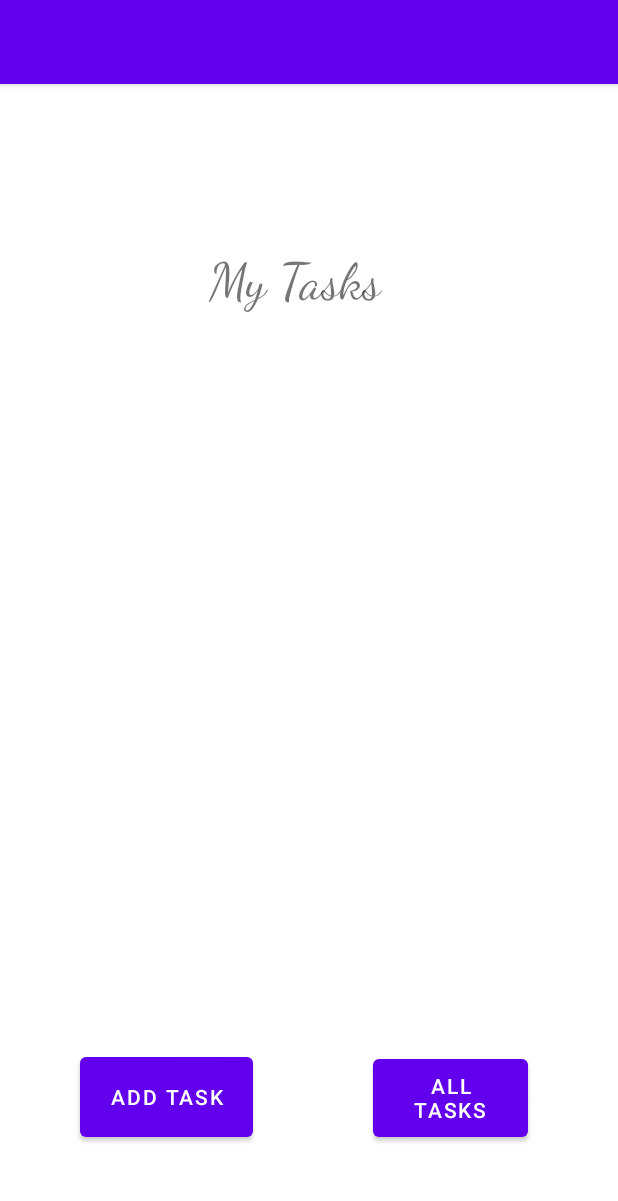
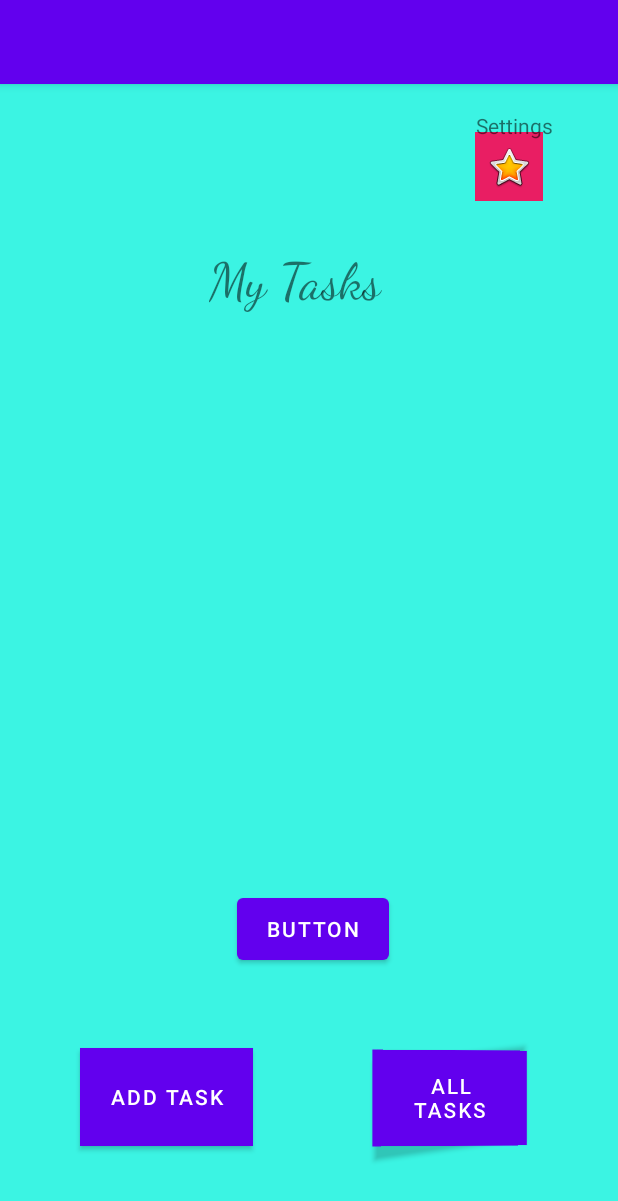
Before and after one commit to mcbrunette33/taskmaster, an Android app: the screen it shows after launch (MainActivity), on a phone screen of 412 x 824 dp. Shown: the top 1201 px of the screen. Run offline under Robolectric (Android 15) with nearby library versions, the light colour scheme and no system bars; 2 statements that could not run were skipped.

Commit message:
added new routing

```diff
--- a/app/src/main/AndroidManifest.xml
+++ b/app/src/main/AndroidManifest.xml
@@ -13,6 +13,9 @@
         android:supportsRtl="true"
         android:theme="@style/Theme.Taskmaster"
         tools:targetApi="31">
+        <activity
+            android:name=".userDetail"
+            android:exported="false" />
         <activity
             android:name=".allTasks"
             android:exported="false" />
--- a/app/src/main/res/layout/activity_main.xml
+++ b/app/src/main/res/layout/activity_main.xml
@@ -4,6 +4,7 @@
     xmlns:tools="http://schemas.android.com/tools"
     android:layout_width="match_parent"
     android:layout_height="match_parent"
+    android:background="#3BF4E3"
     tools:context=".MainActivity">
 
     <TextView
@@ -25,6 +26,8 @@
         android:layout_height="64dp"
         android:layout_marginEnd="60dp"
         android:layout_marginBottom="60dp"
+        android:background="#E91E63"
+        android:rotationY="5"
         android:text="All Tasks"
         app:layout_constraintBottom_toBottomOf="parent"
         app:layout_constraintEnd_toEndOf="parent" />
@@ -36,6 +39,7 @@
         android:layout_marginStart="60dp"
         android:layout_marginEnd="88dp"
         android:layout_marginBottom="60dp"
+        android:background="#E91E63"
         android:text="add task"
         app:layout_constraintBottom_toBottomOf="parent"
         app:layout_constraintEnd_toStartOf="@+id/allTasks"
@@ -53,4 +57,39 @@
         app:layout_constraintTop_toTopOf="parent"
         tools:srcCompat="@tools:sample/avatars" />
 
+    <ImageButton
+        android:id="@+id/userDetailButton"
+        android:layout_width="45dp"
+        android:layout_height="46dp"
+        android:layout_marginTop="32dp"
+        android:background="#E91E63"
+        app:layout_constraintEnd_toEndOf="parent"
+        app:layout_constraintHorizontal_bias="0.469"
+        app:layout_constraintStart_toEndOf="@+id/textView"
+        app:layout_constraintTop_toTopOf="parent"
+        app:srcCompat="@android:drawable/btn_star_big_on" />
+
+    <TextView
+        android:id="@+id/textView8"
+        android:layout_width="wrap_content"
+        android:layout_height="wrap_content"
+        android:layout_marginTop="12dp"
+        android:text="Settings"
+        app:layout_constraintBottom_toTopOf="@+id/textView"
+        app:layout_constraintEnd_toEndOf="parent"
+        app:layout_constraintHorizontal_bias="0.88"
+        app:layout_constraintStart_toStartOf="parent"
+        app:layout_constraintTop_toTopOf="parent"
+        app:layout_constraintVertical_bias="0.076" />
+
+    <Button
+        android:id="@+id/button"
+        android:layout_width="101dp"
+        android:layout_height="53dp"
+        android:text="Button"
+        app:layout_constraintBottom_toTopOf="@+id/addTaskButton"
+        app:layout_constraintEnd_toStartOf="@+id/allTasks"
+        app:layout_constraintStart_toEndOf="@+id/addTaskButton"
+        app:layout_constraintTop_toBottomOf="@+id/imageView" />
+
 </androidx.constraintlayout.widget.ConstraintLayout>
```
Also changed, not shown: app/src/main/java/com/example/bru/taskmaster/MainActivity.java (+8 -0 lines), app/src/main/java/com/example/bru/taskmaster/userDetail.java (added, +14 -0 lines), app/src/main/res/layout/activity_user_detail.xml (added, +65 -0 lines), 1 other file.
